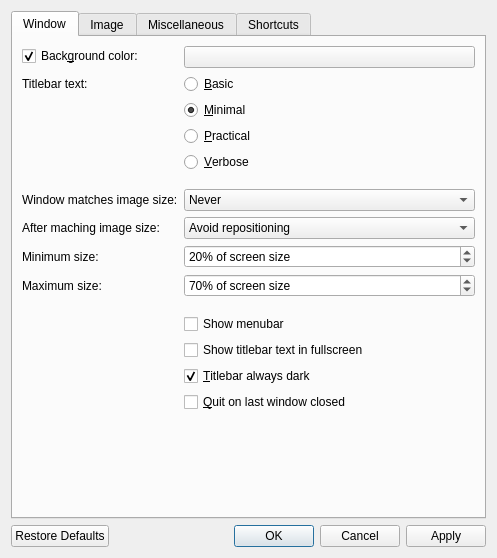
Old version of the form src/qvoptionsdialog.ui in the repository jurplel/qView.
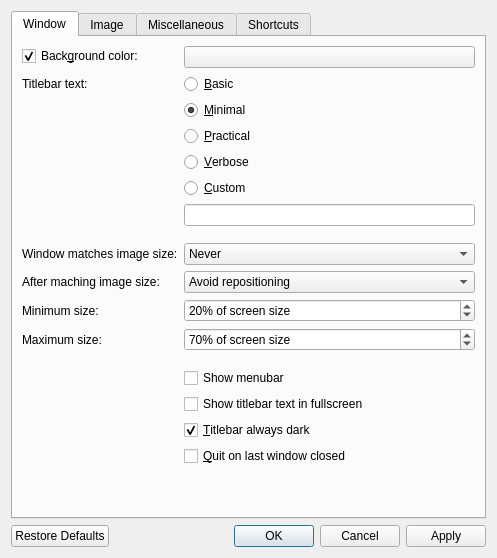
New version of the form. The open tabs and pages were chosen to show the change.

Commit message: Ability to customize titlebar text

What changed in the file:
```diff
--- a/src/qvoptionsdialog.ui
+++ b/src/qvoptionsdialog.ui
@@ -91,7 +91,39 @@
          </property>
         </widget>
        </item>
+       <item row="5" column="1">
+        <widget class="QRadioButton" name="titlebarRadioButton4">
+         <property name="text">
+          <string>&amp;Custom</string>
+         </property>
+        </widget>
+       </item>
        <item row="6" column="1">
+        <widget class="QLineEdit" name="customTitlebarLineEdit">
+         <property name="sizePolicy">
+          <sizepolicy hsizetype="Minimum" vsizetype="Fixed">
+           <horstretch>0</horstretch>
+           <verstretch>0</verstretch>
+          </sizepolicy>
+         </property>
+         <property name="minimumSize">
+          <size>
+           <width>225</width>
+           <height>0</height>
+          </size>
+         </property>
+         <property name="toolTip">
+          <string>%n - Filename
+%i - Image Index in Folder
+%c - Image Count in Folder
+%s - File Size
+%w - Image Width
+%h - Image Height
+%z - Zoom Level</string>
+         </property>
+        </widget>
+       </item>
+       <item row="7" column="1">
         <spacer name="horizontalSpacer_4">
          <property name="orientation">
           <enum>Qt::Horizontal</enum>
@@ -104,7 +136,7 @@
          </property>
         </spacer>
        </item>
-       <item row="7" column="0">
+       <item row="8" column="0">
         <widget class="QLabel" name="label_6">
          <property name="toolTip">
           <string>Control when the window should resize to fit the image's actual size</string>
@@ -114,7 +146,7 @@
          </property>
         </widget>
        </item>
-       <item row="7" column="1">
+       <item row="8" column="1">
         <widget class="QComboBox" name="windowResizeComboBox">
          <property name="toolTip">
           <string>Control when the window should resize to fit the image's actual size</string>
@@ -139,14 +171,14 @@
          </item>
         </widget>
        </item>
-       <item row="8" column="0">
+       <item row="9" column="0">
         <widget class="QLabel" name="afterMatchingSizeLabel">
          <property name="text">
           <string>After maching image size:</string>
          </property>
         </widget>
        </item>
-       <item row="8" column="1">
+       <item row="9" column="1">
         <widget class="QComboBox" name="afterMatchingSizeComboBox">
          <item>
           <property name="text">
@@ -165,14 +197,14 @@
          </item>
         </widget>
        </item>
-       <item row="9" column="0">
+       <item row="10" column="0">
         <widget class="QLabel" name="minWindowResizeLabel">
          <property name="text">
           <string>Minimum size:</string>
          </property>
         </widget>
        </item>
-       <item row="9" column="1">
+       <item row="10" column="1">
         <widget class="QSpinBox" name="minWindowResizeSpinBox">
          <property name="toolTip">
           <string>Control the minimum size that the window should reach when matching the image's actual size</string>
@@ -194,7 +226,7 @@
          </property>
         </widget>
        </item>
-       <item row="10" column="0">
+       <item row="11" column="0">
         <widget class="QLabel" name="maxWindowResizeLabel">
          <property name="toolTip">
           <string>Control the maximum size that the window should reach when matching the image's actual size</string>
@@ -204,7 +236,7 @@
          </property>
         </widget>
        </item>
-       <item row="10" column="1">
+       <item row="11" column="1">
         <widget class="QSpinBox" name="maxWindowResizeSpinBox">
          <property name="toolTip">
           <string>Control the maximum size that the window should reach when matching the image's actual size</string>
@@ -226,7 +258,7 @@
          </property>
         </widget>
        </item>
-       <item row="11" column="1">
+       <item row="12" column="1">
         <spacer name="horizontalSpacer_3">
          <property name="orientation">
           <enum>Qt::Horizontal</enum>
@@ -239,7 +271,7 @@
          </property>
         </spacer>
        </item>
-       <item row="14" column="1">
+       <item row="15" column="1">
         <widget class="QCheckBox" name="darkTitlebarCheckbox">
          <property name="toolTip">
           <string>Choose whether or not the titlebar should always be dark regardless of your chosen macOS appearance</string>
@@ -252,14 +284,14 @@
          </property>
         </widget>
        </item>
-       <item row="12" column="1">
+       <item row="13" column="1">
         <widget class="QCheckBox" name="menubarCheckbox">
          <property name="text">
           <string>Show menubar</string>
          </property>
         </widget>
        </item>
-       <item row="13" column="1">
+       <item row="14" column="1">
         <widget class="QCheckBox" name="detailsInFullscreen">
          <property name="toolTip">
           <string>Choose whether or not to display the titlebar text while in fullscreen</string>
@@ -269,7 +301,7 @@
          </property>
         </widget>
        </item>
-       <item row="15" column="1">
+       <item row="16" column="1">
         <widget class="QCheckBox" name="quitOnLastWindowCheckbox">
          <property name="text">
           <string>&amp;Quit on last window closed</string>
```
The commit also changes 4 other files.
